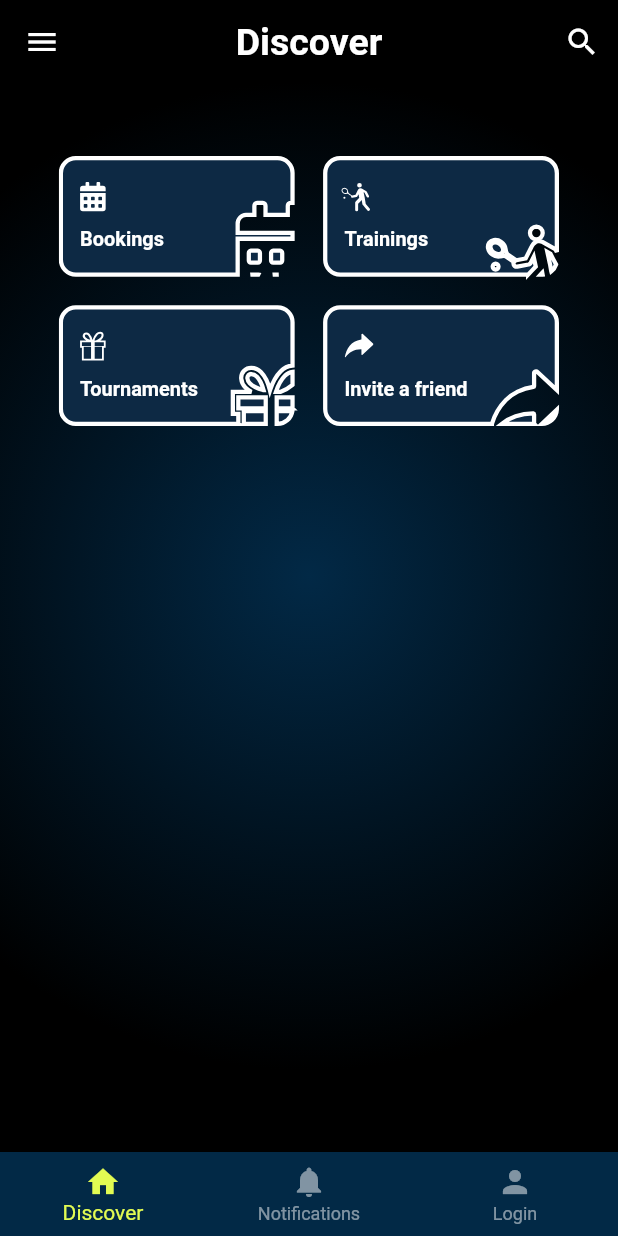
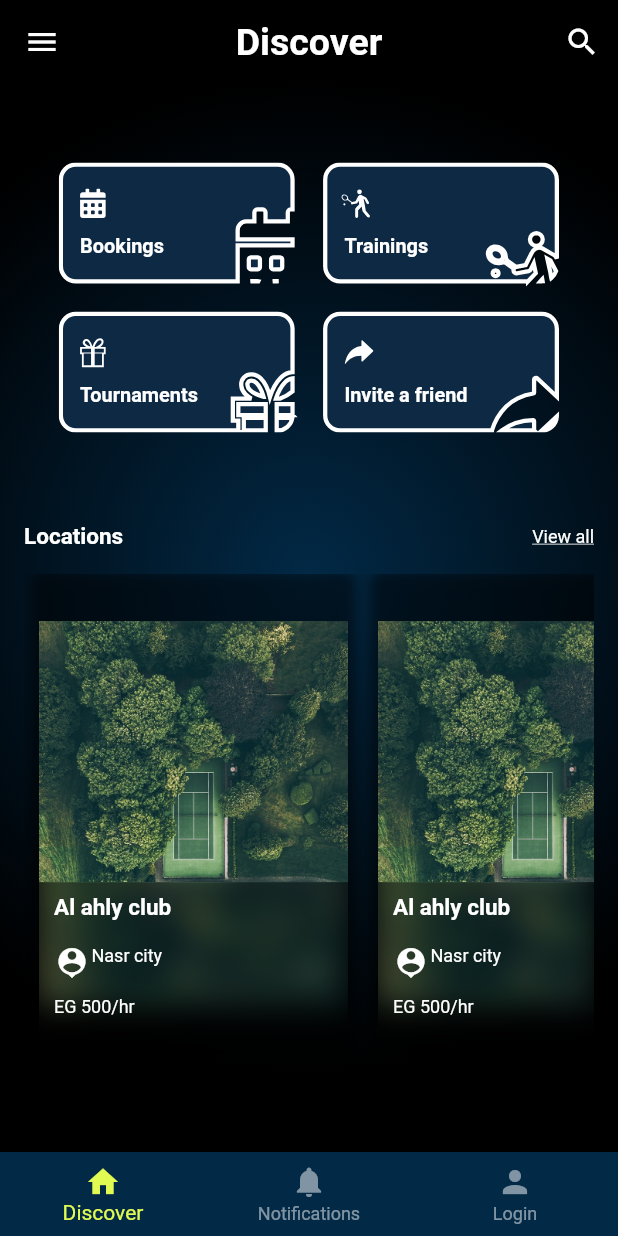
Before and after one commit to AmirSamir5/iPadeelFlutter, a Flutter app: the screen it shows after launch, after a tap on "Skip", on a phone screen of 412 x 824 dp. Run offline on Flutter 3.47's test engine with Material 2 defaults, Android fonts, the phone set to English and light mode, and no system bars; our stand-ins replace cached_network_image, flutter_svg, retry; Roboto replaces fonts that are missing (Avenir); project files that could hold a hidden picture were left out.

Commit message:
added locations list in discover

```diff
--- /dev/null
+++ b/lib/models/location.dart
@@ -0,0 +1,5 @@
+class Location {
+  String name = "";
+  String location = "";
+  String priceRate = "";
+}
--- a/lib/screens/discover/discover_screen.dart
+++ b/lib/screens/discover/discover_screen.dart
@@ -1,5 +1,6 @@
 import 'package:flutter/material.dart';
 import 'package:i_padeel/screens/discover/widgets/discover_button_widget.dart';
+import 'package:i_padeel/screens/discover/widgets/discover_locations_list.dart';
 import 'package:i_padeel/utils/page_builder.dart';
 import 'package:i_padeel/utils/page_helper.dart';
 
@@ -36,20 +37,17 @@ class _DiscoverScreenState extends State<DiscoverScreen> with PageHelper {
         appBarTitle: 'Discover',
         context: context,
         body: Container(
-          margin: const EdgeInsets.only(top: 32),
           child: Column(
             mainAxisAlignment: MainAxisAlignment.center,
-            mainAxisSize: MainAxisSize.min,
+            mainAxisSize: MainAxisSize.max,
             children: [
-              const Flexible(
-                flex: 1,
+              const Expanded(
+                flex: 2,
                 child: DiscoverButtonWidget(),
               ),
-              Flexible(
-                flex: 1,
-                child: Center(
-                  child: Container(),
-                ),
+              Expanded(
+                flex: 3,
+                child: DiscoverLocationsList(),
               ),
             ],
           ),
--- /dev/null
+++ b/lib/screens/discover/widgets/discover_locations_list.dart
@@ -0,0 +1,95 @@
+import 'package:flutter/material.dart';
+import 'package:flutter/widgets.dart';
+import 'package:i_padeel/constants/app_colors.dart';
+import 'package:i_padeel/models/location.dart';
+import 'package:i_padeel/screens/discover/widgets/locations_list_item.dart';
+import 'package:i_padeel/utils/shadow_text.dart';
+
+class DiscoverLocationsList extends StatefulWidget {
+  DiscoverLocationsList({Key? key}) : super(key: key);
+  List<Location> _locations = [Location(), Location(), Location(), Location()];
+  bool _loading = false;
+  bool _isInit = false;
+  bool _reachedEndOfPage = false;
+  @override
+  _DiscoverLocationsListState createState() => _DiscoverLocationsListState();
+}
+
+class _DiscoverLocationsListState extends State<DiscoverLocationsList> {
+  @override
+  Widget build(BuildContext context) {
+    final size = MediaQuery.of(context).size;
+
+    return Container(
+      child: widget._loading
+          ? const Center(
+              child: CircularProgressIndicator(
+              backgroundColor: AppColors.secondaryColor,
+            ))
+          : (!widget._loading && widget._locations.isEmpty)
+              ? const Center(
+                  child: Text(
+                    "No Locations to show",
+                    style: TextStyle(color: Colors.white, fontSize: 20),
+                  ),
+                )
+              : Container(
+                  padding: const EdgeInsets.only(left: 16, right: 16, top: 8),
+                  child: Column(
+                    children: [
+                      Row(
+                        children: [
+                          const Text("Locations",
+                              maxLines: 3,
+                              textDirection: TextDirection.ltr,
+                              style: TextStyle(
+                                  color: Colors.white,
+                                  fontWeight: FontWeight.bold,
+                                  fontSize: 15)),
+                          Expanded(child: Container()),
+                          const Text("View all",
+                              maxLines: 3,
+                              textDirection: TextDirection.ltr,
+                              style: TextStyle(
+                                  decoration: TextDecoration.underline,
+                                  color: Colors.white,
+                                  fontWeight: FontWeight.normal,
+                                  fontSize: 12)),
+                        ],
+                      ),
+                      Container(
+                        margin: EdgeInsets.only(top: 16),
+                        width: size.width,
+                        height: size.height * 0.4,
+                        child: ListView.builder(
+                          shrinkWrap: true,
+                          scrollDirection: Axis.horizontal,
+                          itemCount: widget._locations.length,
+                          itemBuilder: (context, innerIndex) {
+                            return GestureDetector(
+                              onTap: () {
+                                print("selected item # x");
+                              },
+                              child: Container(
+                                  margin: EdgeInsets.only(
+                                      right: 10, bottom: 10, left: 10),
+                                  height: size.height * 0.3,
+                                  child: LocationsListItem(
+                                    name: "Al ahly club",
+                                    card:
+                                        "https://media.istockphoto.com/photos/south-port-beach-boardwalk-at-sunset-picture-id1239827155?s=612x612",
+                                    logo:
+                                        "https://media.istockphoto.com/photos/south-port-beach-boardwalk-at-sunset-picture-id1239827155?s=612x612",
+                                    location: 'Nasr city',
+                                    price: 'EG 500/hr',
+                                  )),
+                            );
+                          },
+                        ),
+                      ),
+                    ],
+                  ),
+                ),
+    );
+  }
+}
--- /dev/null
+++ b/lib/screens/discover/widgets/locations_list_item.dart
@@ -0,0 +1,160 @@
+import 'dart:ui';
+import 'package:cached_network_image/cached_network_image.dart';
+import 'package:flutter/material.dart';
+
+class LocationsListItem extends StatefulWidget {
+  String _name;
+  String _card;
+  String _logo;
+  String _location;
+  String _price;
+
+  LocationsListItem({
+    required String name,
+    required String card,
+    required String logo,
+    required String location,
+    required String price,
+  })  : this._name = name,
+        this._card = card,
+        this._logo = logo,
+        this._price = price,
+        this._location = location {}
+
+  @override
+  _LocationsListItemState createState() => _LocationsListItemState();
+}
+
+class _LocationsListItemState extends State<LocationsListItem> {
+  @override
+  Widget build(BuildContext context) {
+    return Container(
+      height: MediaQuery.of(context).size.height * 0.3,
+      width: MediaQuery.of(context).size.width / 2,
+      decoration: BoxDecoration(
+          /*borderRadius: BorderRadius.only(
+              bottomRight: Radius.circular(25),
+              topLeft: Radius.circular(25),
+              topRight: Radius.circular(5),
+              bottomLeft: Radius.circular(5)),*/
+          borderRadius: BorderRadius.all(Radius.circular(8)),
+          boxShadow: [
+            BoxShadow(
+              color: Colors.black.withOpacity(0.5),
+              offset: Offset(0, 3),
+              spreadRadius: 5,
+              blurRadius: 7,
+            )
+          ]),
+      child: ClipRRect(
+        borderRadius: BorderRadius.all(Radius.circular(8)),
+        child: Stack(fit: StackFit.expand, children: <Widget>[
+          /* CachedNetworkImage(
+            imageUrl: widget._card,
+            placeholder: (context, url) => Center(
+              child: SizedBox(
+                height: double.infinity,
+                width: double.infinity,
+                child: LinearProgressIndicator(
+                  backgroundColor: Colors.transparent,
+                  valueColor: new AlwaysStoppedAnimation<Color>(
+                      Colors.black.withOpacity(0.2)),
+                ),
+              ),
+            ),
+            errorWidget: (context, url, error) => Icon(Icons.error),
+          ),*/
+          Container(
+            child: Image.asset("assets/images/tennisCourt.jpeg"),
+          ),
+          Column(
+            children: [
+              Flexible(
+                flex: 9,
+                child: Container(),
+              ),
+              Flexible(
+                flex: 5,
+                child: Stack(children: [
+                  SizedBox(
+                    child: ClipRect(
+                      child: BackdropFilter(
+                        filter: ImageFilter.blur(sigmaX: 10, sigmaY: 10),
+                        child: Container(
+                          color: Colors.black38,
+                        ),
+                      ),
+                    ),
+                  ),
+                  Container(
+                    margin:
+                        EdgeInsets.only(left: 10, right: 10, top: 8, bottom: 8),
+                    child: Column(
+                      crossAxisAlignment: CrossAxisAlignment.start,
+                      mainAxisAlignment: MainAxisAlignment.spaceBetween,
+                      children: <Widget>[
+                        Expanded(
+                          flex: 1,
+                          child: Text(widget._name,
+                              maxLines: 3,
+                              textDirection: TextDirection.ltr,
+                              style: const TextStyle(
+                                  color: Colors.white,
+                                  fontWeight: FontWeight.bold,
+                                  fontSize: 15)),
+                        ),
+                        const SizedBox(
+                          height: 4,
+                        ),
+                        Expanded(
+                          flex: 1,
+                          child: Row(
+                            mainAxisAlignment: MainAxisAlignment.start,
+                            crossAxisAlignment: CrossAxisAlignment.start,
+                            children: [
+                              const SizedBox(
+                                height: 10,
+                                width: 10,
+                                child: Icon(
+                                  Icons.location_history,
+                                  color: Colors.white,
+                                ),
+                              ),
+                              const SizedBox(
+                                width: 15,
+                              ),
+                              Text(widget._location,
+                                  maxLines: 3,
+                                  textDirection: TextDirection.ltr,
+                                  style: const TextStyle(
+                                      color: Colors.white,
+                                      fontWeight: FontWeight.normal,
+                                      fontSize: 12)),
+                            ],
+                          ),
+                        ),
+                        const SizedBox(
+                          height: 4,
+                        ),
+                        Expanded(
+                          flex: 1,
+                          child: Text(widget._price,
+                              maxLines: 3,
+                              textDirection: TextDirection.ltr,
+                              style: const TextStyle(
+                                  color: Colors.white,
+                                  fontWeight: FontWeight.normal,
+                                  fontSize: 12)),
+                        ),
+                      ],
+                    ),
+                  ),
+                ]),
+              ),
+            ],
+          ),
+        ]),
+      ),
+    );
+  }
+}
--- /dev/null
+++ b/lib/utils/shadow_text.dart
@@ -0,0 +1,31 @@
+import 'dart:ui';
+
+import 'package:flutter/material.dart';
+
+class ShadowText extends StatelessWidget {
+  ShadowText({required this.text, required this.style});
+
+  final String text;
+  final TextStyle style;
+
+  Widget build(BuildContext context) {
+    return new ClipRect(
+      child: new Stack(
+        children: [
+          new Positioned(
+            top: 2.0,
+            left: 2.0,
+            child: new Text(
+              text,
+              style: style.copyWith(color: Colors.black.withOpacity(0.5)),
+            ),
+          ),
+          new BackdropFilter(
+            filter: ImageFilter.blur(sigmaX: 2.0, sigmaY: 2.0),
+            child: new Text(text, style: style),
+          ),
+        ],
+      ),
+    );
+  }
+}
--- a/pubspec.yaml
+++ b/pubspec.yaml
@@ -32,7 +32,9 @@ dependencies:
 
   http: ^0.13.1
   retry: ^3.0.1
-
+  path: ^1.8.0
+  sync: ^0.3.0
+  cached_network_image: ^3.1.0
 
   # The following adds the Cupertino Icons font to your application.
   # Use with the CupertinoIcons class for iOS style icons.
```
Also changed, not shown: assets/images/tennisCourt.jpeg (added), lib/utils/image_cacher.dart (added), pubspec.lock, 13 other files.
